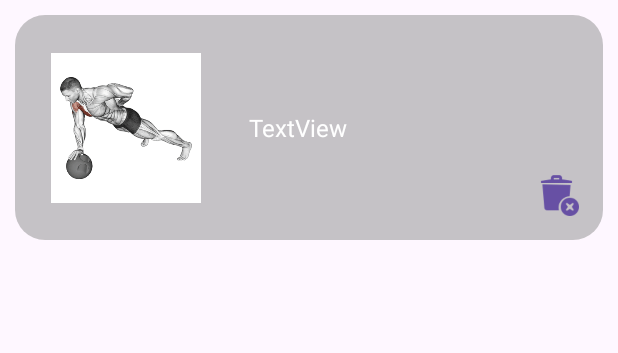
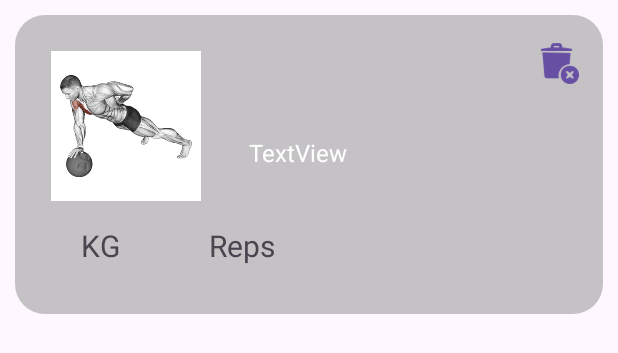
Before and after one commit to Asosa17/AppGym, an Android app: the layout rowej.xml on its own in the app's theme, with its tools: preview values and no code run, on a phone screen of 412 x 824 dp. Shown: the top 353 px of the screen. Run offline under Robolectric (Android 15) with nearby library versions, the light colour scheme and no system bars.

Commit message:
V7(Rutinas, verseries)

```diff
--- a/app/src/main/java/net/azarquiel/appgym/adapters/AddEjAdapter.kt
+++ b/app/src/main/java/net/azarquiel/appgym/adapters/AddEjAdapter.kt
@@ -55,6 +55,10 @@ class AddEjAdapter (val context: Context,
             Glide.with(context).load(dataItem.Foto).into(ivfotoej)
             val btneliminarej=itemView.findViewById<Button>(R.id.btneliminarej) as Button
             btneliminarej.visibility= View.GONE
+            val tvrepsserire=itemView.findViewById<TextView>(R.id.tvrepsserire) as TextView
+            tvrepsserire.visibility= View.GONE
+            val tvkgserie=itemView.findViewById<TextView>(R.id.tvkgserie) as TextView
+            tvkgserie.visibility= View.GONE
 
             itemView.tag = dataItem
             itemView.setOnClickListener { listener.OnClickAddEj(itemView) }
--- a/app/src/main/java/net/azarquiel/appgym/model/entitites.kt
+++ b/app/src/main/java/net/azarquiel/appgym/model/entitites.kt
@@ -6,4 +6,5 @@ data class Post(var Foto:String,var Likes:MutableList<String>, var Comentarios:M
 data class Comentario(var Contenido:String,var Usuario:String, var Likes:Long)
 data class Rutina(var Nombre:String)
 data class Peso(var fecha:String,var peso: String)
-data class Ejercicio(var id:String,var NombreEj:String,var Foto:String, var Descripcion:String)
+data class Serie(var peso:String,var reps: String)
+data class Ejercicio(var id:String,var NombreEj:String,var Foto:String, var Descripcion:String,var Series:MutableList<Serie>)
--- a/app/src/main/java/net/azarquiel/appgym/ui/AddEjFragment.kt
+++ b/app/src/main/java/net/azarquiel/appgym/ui/AddEjFragment.kt
@@ -206,7 +206,7 @@ class AddEjFragment(rutina: Rutina, ejerciciosFragment: EjerciciosFragment) : Di
             val imageUrl = document.getString("imageUrl")?:""
             val nombre = document.getString("nombre") ?: ""
             val descripcion = document.getString("descripcion") ?: ""
-            val ejercicio = Ejercicio(id, nombre, imageUrl, descripcion)
+            val ejercicio = Ejercicio(id, nombre, imageUrl, descripcion, mutableListOf())
             ejs.add(ejercicio)
 
         }
--- a/app/src/main/res/layout/rowej.xml
+++ b/app/src/main/res/layout/rowej.xml
@@ -14,13 +14,11 @@
         android:layout_width="0dp"
         android:layout_height="wrap_content"
         android:layout_marginStart="32dp"
-        android:layout_marginTop="50dp"
         android:layout_marginEnd="24dp"
-        android:layout_marginBottom="50dp"
         android:text="TextView"
         android:textColor="#FFFFFF"
         android:textSize="16sp"
-        app:layout_constraintBottom_toBottomOf="parent"
+        app:layout_constraintBottom_toTopOf="@+id/rvseriesej"
         app:layout_constraintEnd_toEndOf="parent"
         app:layout_constraintStart_toEndOf="@+id/ivfotoej"
         app:layout_constraintTop_toTopOf="parent" />
@@ -29,11 +27,11 @@
         android:id="@+id/btneliminarej"
         android:layout_width="30dp"
         android:layout_height="30dp"
+        android:layout_marginTop="16dp"
         android:layout_marginEnd="16dp"
-        android:layout_marginBottom="16dp"
         android:background="@drawable/papelera"
-        app:layout_constraintBottom_toBottomOf="parent"
-        app:layout_constraintEnd_toEndOf="parent" />
+        app:layout_constraintEnd_toEndOf="parent"
+        app:layout_constraintTop_toTopOf="parent" />
 
     <ImageView
         android:id="@+id/ivfotoej"
@@ -41,9 +39,41 @@
         android:layout_height="100dp"
         android:layout_marginStart="24dp"
         android:layout_marginTop="24dp"
-        android:layout_marginBottom="24dp"
-        app:layout_constraintBottom_toBottomOf="parent"
         app:layout_constraintStart_toStartOf="parent"
         app:layout_constraintTop_toTopOf="parent"
         app:srcCompat="@drawable/pec" />
+
+    <TextView
+        android:id="@+id/tvkgserie"
+        android:layout_width="wrap_content"
+        android:layout_height="wrap_content"
+        android:layout_marginStart="44dp"
+        android:layout_marginTop="16dp"
+        android:text="KG"
+        android:textSize="20sp"
+        app:layout_constraintStart_toStartOf="parent"
+        app:layout_constraintTop_toBottomOf="@+id/ivfotoej" />
+
+    <androidx.recyclerview.widget.RecyclerView
+        android:id="@+id/rvseriesej"
+        android:layout_width="match_parent"
+        android:layout_height="wrap_content"
+        android:layout_marginStart="4dp"
+        android:layout_marginTop="16dp"
+        android:layout_marginBottom="16dp"
+        app:layout_constraintBottom_toBottomOf="parent"
+        app:layout_constraintEnd_toEndOf="parent"
+        app:layout_constraintStart_toStartOf="parent"
+        app:layout_constraintTop_toBottomOf="@+id/tvkgserie" />
+
+    <TextView
+        android:id="@+id/tvrepsserire"
+        android:layout_width="wrap_content"
+        android:layout_height="wrap_content"
+        android:layout_marginStart="59dp"
+        android:layout_marginTop="16dp"
+        android:text="Reps"
+        android:textSize="20sp"
+        app:layout_constraintStart_toEndOf="@+id/tvkgserie"
+        app:layout_constraintTop_toBottomOf="@+id/ivfotoej" />
 </androidx.constraintlayout.widget.ConstraintLayout>
```
Also changed, not shown: app/src/main/java/net/azarquiel/appgym/adapters/EjercicioAdapter.kt (+9 -2 lines), app/src/main/java/net/azarquiel/appgym/adapters/SerieAdapter.kt (added, +48 -0 lines), app/src/main/java/net/azarquiel/appgym/ui/EjerciciosFragment.kt (+9 -1 lines), app/src/main/res/layout/rowserie.xml (added, +40 -0 lines).
